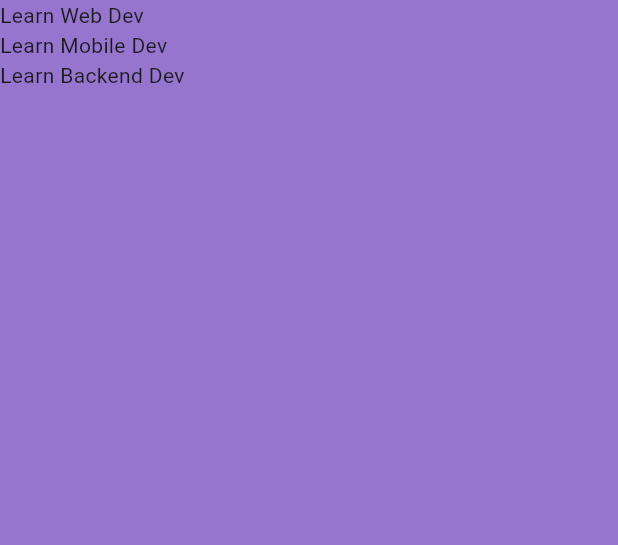
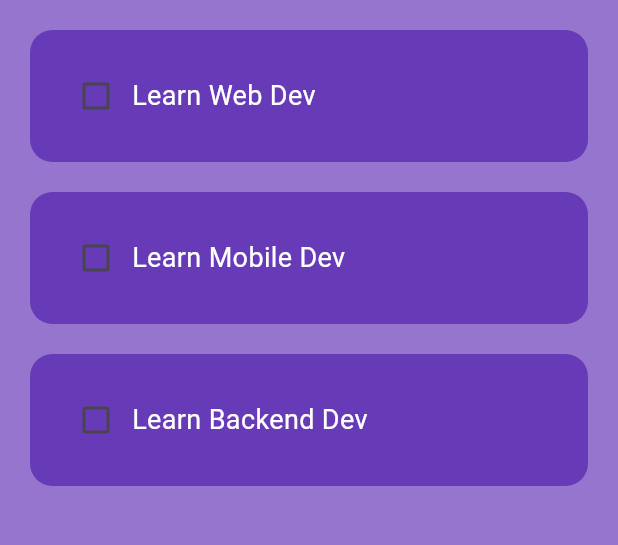
Before and after one commit to BeratAydogan/Flutter-Lessons, a Flutter app: the screen it shows after launch, on a phone screen of 412 x 824 dp, the part 84-629 px from its top. Run offline on Flutter 3.47's test engine with Material 3 defaults, Android fonts, the phone set to English and light mode, and no system bars.

Commit message:
Added checkbox

```diff
--- a/to_do_app/lib/pages/home_page.dart
+++ b/to_do_app/lib/pages/home_page.dart
@@ -1,13 +1,26 @@
 import 'package:flutter/material.dart';
+import 'package:to_do_app/utils/todo_list.dart';
 
-class HomePage extends StatelessWidget {
-   HomePage({super.key});
+class HomePage extends StatefulWidget {
+  const HomePage({super.key});
 
-  List toDoList=[
+  @override
+  State<HomePage> createState() => _HomePageState();
+}
+
+class _HomePageState extends State<HomePage> {
+  List toDoList = [
     ['Learn Web Dev', false],
     ['Learn Mobile Dev', false],
     ['Learn Backend Dev', false],
   ];
+
+  void chechBoxChanged(int index){
+    setState(() {
+          toDoList[index][1] = !toDoList[index][1];
+
+    });
+  }
 
   @override
   Widget build(BuildContext context) {
@@ -18,13 +31,16 @@ class HomePage extends StatelessWidget {
         backgroundColor: Colors.deepPurple,
         foregroundColor: Colors.white,
       ),
-      body: ListView.builder(itemCount: toDoList.length, itemBuilder: (BuildContext context, index) {
-        return Container(
-          child: Text(
-            toDoList[index][0],
-          ),
-        );
-      }),
+      body: ListView.builder(
+        itemCount: toDoList.length,
+        itemBuilder: (BuildContext context, index) {
+          return TodoList(
+            taskName: toDoList[index][0],
+            taskCompleted: toDoList[index][1],
+            onChanged: (value)=> chechBoxChanged(index),
+          );
+        },
+      ),
     );
   }
 }
--- /dev/null
+++ b/to_do_app/lib/utils/todo_list.dart
@@ -0,0 +1,42 @@
+import 'package:flutter/material.dart';
+
+class TodoList extends StatelessWidget {
+  const TodoList({
+    super.key,
+    required this.taskName,
+    required this.taskCompleted,
+    this.onChanged,
+  });
+
+  final String taskName;
+  final bool taskCompleted;
+  final Function(bool?)? onChanged;
+
+  @override
+  Widget build(BuildContext context) {
+    return Padding(
+      padding: const EdgeInsets.only(top: 20, left: 20, right: 20, bottom: 0),
+      child: Container(
+        padding: const EdgeInsets.all(20),
+        decoration: BoxDecoration(
+          color: Colors.deepPurple,
+          borderRadius: BorderRadius.circular(15),
+        ),
+        child: Row(
+          children: [
+            Checkbox(
+            value: taskCompleted,
+            onChanged: onChanged,
+            checkColor: Colors.white,
+
+            ),
+            Text(
+              taskName,
+              style: const TextStyle(color: Colors.white, fontSize: 18),
+            ),
+          ],
+        ),
+      ),
+    );
+  }
+}
```
